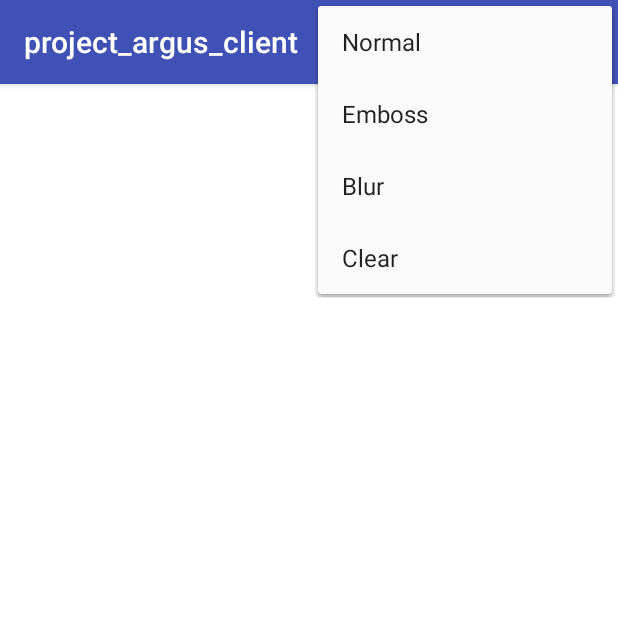
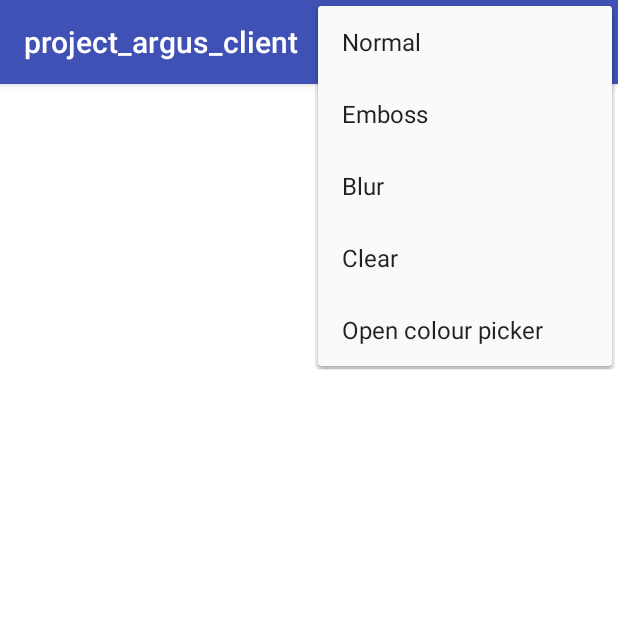
Before and after one commit to gabor-szeles/project-argus-client, an Android app: the screen it shows after launch (MainActivity), with the options menu open, on a phone screen of 412 x 824 dp, the top half of it. Run offline under Robolectric (Android 15) with nearby library versions, the phone set to English and light mode, and no system bars.

Commit message:
aded necessary button for colour change

```diff
--- a/app/src/main/res/layout/activity_main.xml
+++ b/app/src/main/res/layout/activity_main.xml
@@ -9,7 +9,8 @@
     <org.project_argus.project_argus_client.PaintView
         android:id="@+id/paintView"
         android:layout_width="match_parent"
-        android:layout_height="match_parent" />
+        android:layout_height="match_parent"
 
+        />
 
 </android.support.constraint.ConstraintLayout>
--- a/app/src/main/res/menu/main.xml
+++ b/app/src/main/res/menu/main.xml
@@ -22,5 +22,10 @@
         app:showAsAction="never"
         android:title="Clear"/>
 
+    <item
+        android:id="@+id/color"
+        app:showAsAction="never"
+        android:title="Open colour picker"/>
+
 
 </menu>
```
